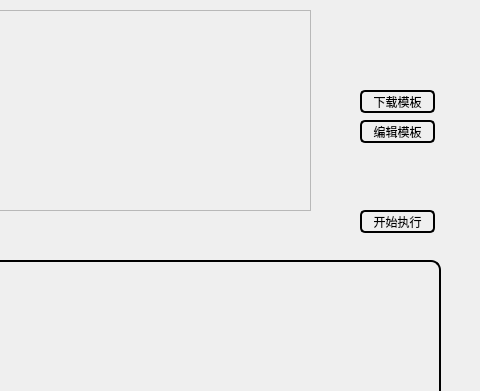
This is Auto_wed_current/Auto_Post/GUI_Post_Untitled/untitled_post.ui in benwu-shashen/siwu as Qt 5 draws it before an edit; both pictures show x 320 to 800 and y 0 to 391 of the 800 by 707 pixel window. The edited form follows.
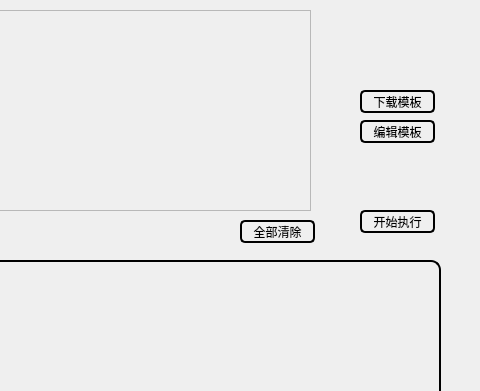
This is the edited form.

What changed in the file:
```diff
--- a/Auto_wed_current/Auto_Post/GUI_Post_Untitled/untitled_post.ui
+++ b/Auto_wed_current/Auto_Post/GUI_Post_Untitled/untitled_post.ui
@@ -181,6 +181,29 @@
     <bool>true</bool>
    </property>
   </widget>
+  <widget class="QPushButton" name="pushButton_data_clear">
+   <property name="geometry">
+    <rect>
+     <x>560</x>
+     <y>220</y>
+     <width>75</width>
+     <height>23</height>
+    </rect>
+   </property>
+   <property name="cursor">
+    <cursorShape>PointingHandCursor</cursorShape>
+   </property>
+   <property name="styleSheet">
+    <string notr="true">QPushButton {
+border:2px solid rgb(0, 0, 0);
+border-radius: 5px;
+background-color: rgb(0, 0, 0, 0);
+}</string>
+   </property>
+   <property name="text">
+    <string>全部清除</string>
+   </property>
+  </widget>
  </widget>
  <resources/>
  <connections/>
```
